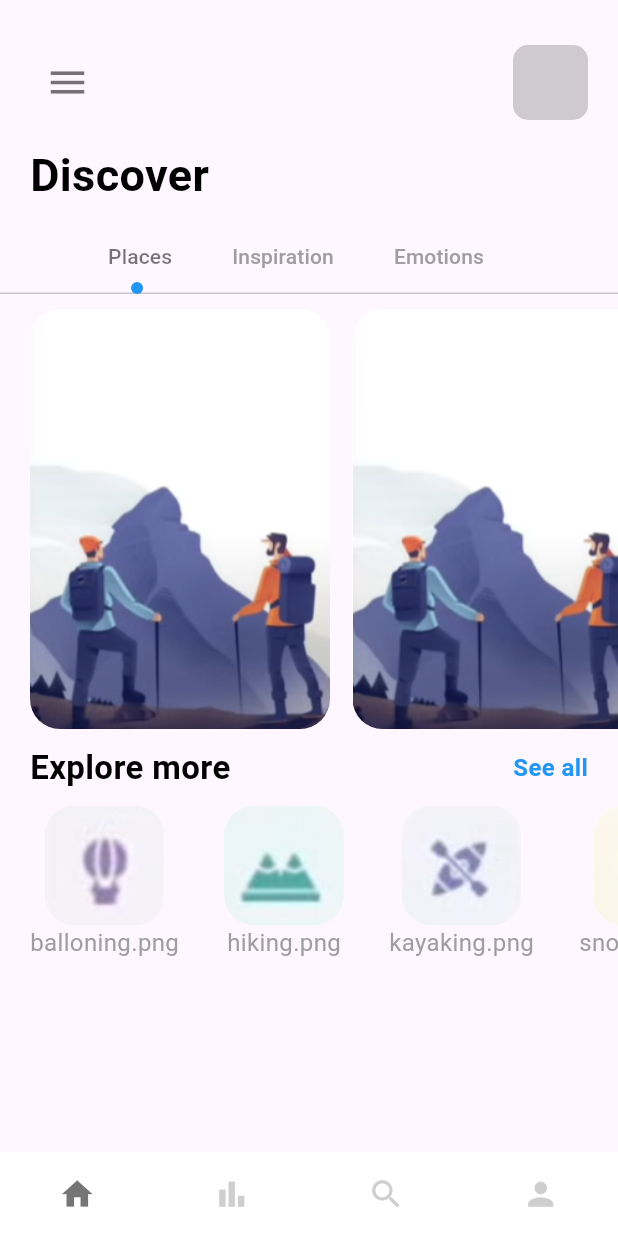
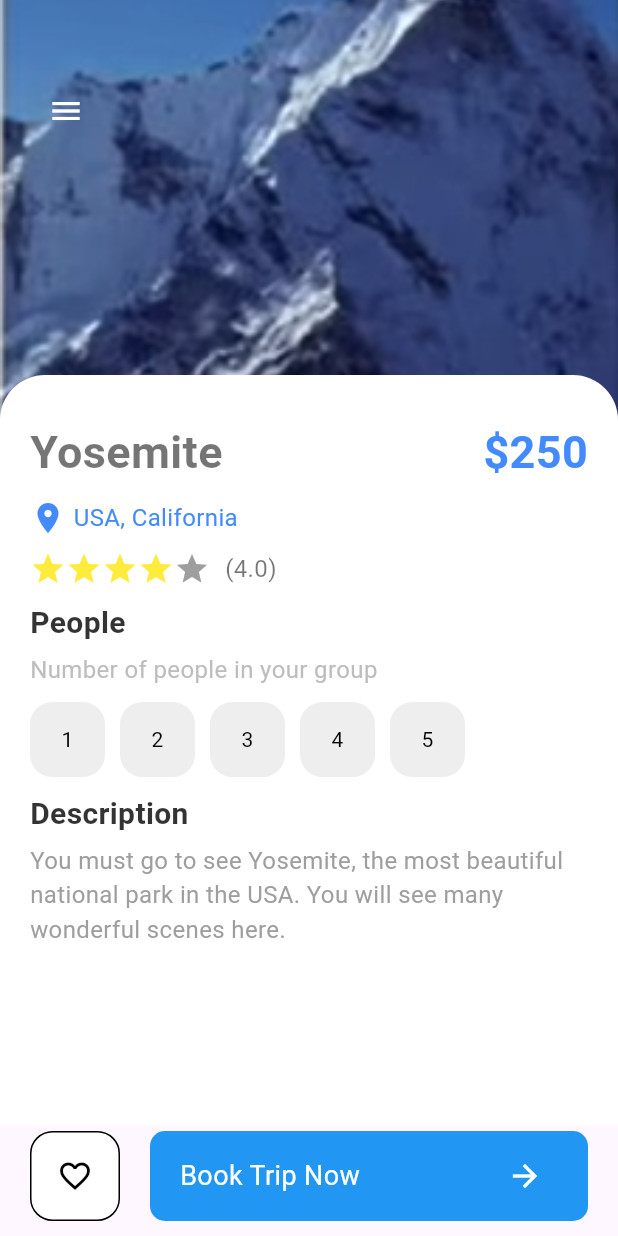
Before and after one commit to tanduong43/travelapp_flutter, a Flutter app: the screen it shows after launch, on a phone screen of 412 x 824 dp. Run offline on Flutter 3.47's test engine with Material 3 defaults, Android fonts, the phone set to English and light mode, and no system bars.

Commit message:
hoan thanh giao dien

```diff
--- a/lib/main.dart
+++ b/lib/main.dart
@@ -1,5 +1,6 @@
 import 'package:flutter/material.dart';
-import 'package:travelapp/view/navpages/home_page.dart';
+import 'package:travelapp/view/detail_page.dart';
+import 'package:travelapp/view/home_page.dart';
 import 'package:travelapp/view/navpages/main_page.dart';
 import 'package:travelapp/view/welcome_page.dart';
 
@@ -13,7 +14,7 @@ class MainApp extends StatelessWidget {
   @override
   Widget build(BuildContext context) {
     return const MaterialApp(
-      home: MainPage(),
+      home: DetailPage(),
       debugShowCheckedModeBanner: false,
     );
   }
--- /dev/null
+++ b/lib/view/detail_page.dart
@@ -0,0 +1,196 @@
+import 'package:flutter/cupertino.dart';
+import 'package:flutter/material.dart';
+import 'package:travelapp/widgets/app_buttons.dart';
+import 'package:travelapp/widgets/app_large_text.dart';
+import 'package:travelapp/widgets/app_text.dart';
+import 'package:travelapp/widgets/responsive_button.dart';
+
+class DetailPage extends StatefulWidget {
+  const DetailPage({super.key});
+
+  @override
+  State<DetailPage> createState() => _DetailPageState();
+}
+
+class _DetailPageState extends State<DetailPage> {
+  int gottenStars = 4;
+  int selectedIndex = -1;
+  @override
+  Widget build(BuildContext context) {
+    return Scaffold(
+      body: Container(
+        width: double.maxFinite,
+        height: double.maxFinite,
+        child: Stack(
+          children: [
+            Positioned(
+              left: 0,
+              right: 0,
+              child: Container(
+                width: double.maxFinite,
+                height: 350,
+                decoration: BoxDecoration(
+                  image: DecorationImage(
+                    image: AssetImage("assets/images/mountain.png"),
+                    fit: BoxFit.cover,
+                  ),
+                ),
+              ),
+            ),
+
+            Positioned(
+              left: 20,
+              top: 50,
+              child: Row(
+                children: [
+                  IconButton(
+                    onPressed: () {},
+                    icon: Icon(Icons.menu, color: Colors.white),
+                  ),
+                ],
+              ),
+            ),
+            Positioned(
+              top: 250,
+              child: Container(
+                padding: EdgeInsets.only(top: 30, left: 20, right: 20),
+                height: 500,
+                width:
+                    MediaQuery.of(context)
+                        .size
+                        .width, //được dùng để lấy chiều rộng (width) của toàn bộ màn hình thiết bị
+                decoration: BoxDecoration(
+                  color: Colors.white,
+                  borderRadius: BorderRadius.only(
+                    topLeft: Radius.circular(30),
+                    topRight: Radius.circular(30),
+                  ),
+                ),
+                child: Column(
+                  crossAxisAlignment: CrossAxisAlignment.start,
+
+                  children: [
+                    Row(
+                      mainAxisAlignment: MainAxisAlignment.spaceBetween,
+                      children: [
+                        AppLargeText(text: "Yosemite", color: Colors.black54),
+                        AppLargeText(text: "\$250", color: Colors.blueAccent),
+                      ],
+                    ),
+                    SizedBox(height: 10),
+                    Row(
+                      children: [
+                        Icon(Icons.location_on, color: Colors.blueAccent),
+                        SizedBox(width: 5),
+                        AppText(
+                          text: "USA, California",
+                          color: Colors.blueAccent,
+                        ),
+                      ],
+                    ),
+                    SizedBox(height: 10),
+                    Row(
+                      children: [
+                        Wrap(
+                          //Wrap theo ngang hoặc dọc, tự động xuống dòng/cột khi hết chỗ
+                          children: List.generate(5, (index) {
+                            //index 0 1 2 3 4
+                            return Icon(
+                              Icons.star,
+                              color:
+                                  index < gottenStars
+                                      ? Colors.yellow
+                                      : Colors.grey,
+                            );
+                          }),
+                        ),
+                        SizedBox(width: 10),
+                        AppText(text: "(4.0)", color: Colors.black54),
+                      ],
+                    ),
+
+                    SizedBox(height: 10),
+                    AppLargeText(
+                      text: "People",
+                      color: Colors.black.withOpacity(0.8),
+                      size: 20,
+                    ),
+                    SizedBox(height: 5),
+                    AppText(
+                      text: "Number of people in your group",
+                      color: Colors.grey.shade400,
+                    ),
+                    SizedBox(height: 10),
+                    Wrap(
+                      children: List.generate(5, (index) {
+                        return InkWell(
+                          onTap: () {
+                            setState(() {
+                              selectedIndex = index;
+                            });
+                          },
+                          child: Container(
+                            margin: EdgeInsets.only(right: 10),
+                            child: AppButtons(
+                              text: (index + 1).toString(),
+                              isIcon: false,
+                              size: 50,
+                              color:
+                                  selectedIndex == index
+                                      ? Colors.white
+                                      : Colors.black,
+                              backgroundColor:
+                                  selectedIndex == index
+                                      ? Colors.black
+                                      : Colors.grey.shade200,
+                              borderColor:
+                                  selectedIndex == index
+                                      ? Colors.black
+                                      : Colors.grey.shade200,
+                            ),
+                          ),
+                        );
+                      }),
+                    ),
+                    SizedBox(height: 10),
+                    AppLargeText(
+                      text: "Description",
+                      color: Colors.black.withOpacity(0.8),
+                      size: 20,
+                    ),
+                    SizedBox(height: 5),
+                    AppText(
+                      text:
+                          "You must go to see Yosemite, the most beautiful national park in the USA. You will see many wonderful scenes here.",
+                      color: Colors.grey,
+                    ),
+                  ],
+                ),
+              ),
+            ),
+            Positioned(
+              bottom: 10,
+              left: 20,
+              right: 20,
+              child: Row(
+                mainAxisAlignment: MainAxisAlignment.spaceBetween,
+                children: [
+                  AppButtons(
+                    size: 60,
+                    icon: Icons.favorite_border,
+                    isIcon: true,
+                    color: Colors.black,
+                    backgroundColor: Colors.white,
+                    borderColor: Colors.black,
+                  ),
+                  SizedBox(width: 20),
+                  ResponsiveButton(isReponsive: true),
+                ],
+              ),
+            ),
+          ],
+        ),
+      ),
+    );
+  }
+}
--- a/lib/view/navpages/home_page.dart
+++ b/lib/view/home_page.dart
@@ -11,7 +11,8 @@ class HomePage extends StatefulWidget {
 }
 
 class _HomePageState extends State<HomePage> with TickerProviderStateMixin {
-  //Trong Dart, từ khóa with dùng để “trộn” (mix) thêm các tính năng hoặc phương thức của một lớp khác vào lớp hiện tại.
+  //Trong Dart, từ khóa with dùng để “trộn” (mix) thêm các tính năng hoặc phương thức
+  // của một lớp khác vào lớp hiện tại.
   //TickerProviderStateMixin cung cấp cho class của bạn khả năng:
   // Tạo ra Ticker, thứ dùng để cung cấp nhịp cho animation.
   // Giúp bạn có thể viết vsync: this trong AnimationController.
@@ -161,6 +162,7 @@ class _HomePageState extends State<HomePage> with TickerProviderStateMixin {
       ),
     );
   }
+
 }
 
 class CircleTabIndicator extends Decoration {
@@ -171,27 +173,37 @@ class CircleTabIndicator extends Decoration {
 
   @override
   BoxPainter createBoxPainter([VoidCallback? onChanged]) {
+    //onChanged dùng để thông báo khi indicator cần được vẽ lại (ít khi dùng ở đây).
     // TODO: implement createBoxPainter
     return _CirclePainter(color: color, radius: radius);
   }
 }
 
 class _CirclePainter extends BoxPainter {
+  //BoxPainter không phải là widget trực tiếp mà là một công cụ vẽ,
+  //hoạt động thông qua Canvas để thao tác với các hình vẽ trên màn hình.
   final Color color;
-  double radius;
+  double radius;//bán kính chấm tròn
 
   _CirclePainter({required this.color, required this.radius});
 
   @override
   void paint(Canvas canvas, Offset offset, ImageConfiguration configuration) {
-    Paint _paint = Paint();
+    Paint _paint = Paint();//Paint dùng để xác định cách vẽ (màu, độ mịn, kiểu stroke...).
     _paint.color = color;
-    _paint.isAntiAlias = true;
-    final Offset circleOffset = Offset(
+    _paint.isAntiAlias = true;//giúp viền tròn được mịn, không răng cưa.
+    final Offset circleOffset = Offset( //tính toán vị trí vẽ
       configuration.size!.width / 2 - radius / 2,
       configuration.size!.height - radius,
     );
-
+    //configuration.size là kích thước của tab hiện tại.
+    // width / 2 → căn giữa theo chiều ngang.
+    // height - radius → đặt chấm ngay dưới cùng của tab.
+    // Tạo Offset để chỉ định vị trí của chấm tròn trên canvas.
     canvas.drawCircle(offset + circleOffset, radius, _paint);
+    //offset là vị trí bắt đầu của vùng tab hiện tại.
+    // circleOffset là vị trí tương đối bên trong tab.
+    // offset + circleOffset là vị trí chính xác để vẽ.
+    // drawCircle() vẽ một hình tròn tại vị trí đó.
   }
 }
--- a/lib/view/navpages/main_page.dart
+++ b/lib/view/navpages/main_page.dart
@@ -3,7 +3,7 @@ import 'package:flutter/material.dart';
 import 'package:travelapp/view/navpages/search_page.dart';
 
 import 'bar_item_page.dart';
-import 'home_page.dart';
+import '../home_page.dart';
 import 'my_page.dart';
 
 class MainPage extends StatefulWidget{
--- /dev/null
+++ b/lib/widgets/app_buttons.dart
@@ -0,0 +1,39 @@
+import 'package:flutter/material.dart';
+
+class AppButtons extends StatelessWidget {
+  final Color color;
+  final Color backgroundColor;
+  final Color borderColor;
+  IconData? icon;
+  String? text;
+  double size;
+  bool isIcon;
+
+  AppButtons({
+    super.key,
+    this.icon,
+    this.text,
+    required this.size,
+    this.isIcon = false,
+    required this.color,
+    required this.backgroundColor,
+    required this.borderColor,
+  });
+
+  @override
+  Widget build(BuildContext context) {
+    return Container(
+      width: size,
+      height: size,
+      decoration: BoxDecoration(
+        border: Border.all(color: borderColor, width: 1.0),
+        borderRadius: BorderRadius.circular(15),
+        color: backgroundColor,
+      ),
+      child:
+          isIcon == false
+              ? Center(child: Text(text!, style: TextStyle(color: color)))
+              : Center(child: Icon(icon, color: color)),
+    );
+  }
+}
--- a/lib/widgets/responsive_button.dart
+++ b/lib/widgets/responsive_button.dart
@@ -5,22 +5,41 @@ class ResponsiveButton extends StatelessWidget {
   bool? isReponsive;
   double? width;
 
-  ResponsiveButton({super.key, this.isReponsive = false, this.width});
+  ResponsiveButton({super.key, this.isReponsive = false, this.width = 120});
 
   @override
   Widget build(BuildContext context) {
-    return Container(
-      width: width,
+    return Flexible(
+      child: Container(
+        width: isReponsive == true ? double.maxFinite : width,
         height: 60,
         decoration: BoxDecoration(
           borderRadius: BorderRadius.circular(10),
           color: Colors.blue,
         ),
         child: Row(
-        mainAxisAlignment: MainAxisAlignment.center,
-        children: [Icon(Icons.nat_outlined)],
+          mainAxisAlignment:
+              isReponsive == true
+                  ? MainAxisAlignment.spaceBetween
+                  : MainAxisAlignment.center,
+
+          children: [
+            isReponsive == true
+                ? Container(
+                  margin: const EdgeInsets.only(left: 20),
+                  child: Text(
+                    "Book Trip Now",
+                    style: TextStyle(color: Colors.white, fontSize: 18),
                   ),
-
+                )
+                : Container(),
+            Container(
+              margin: EdgeInsets.only(right: isReponsive == true ? 30 : 0),
+              child: Icon(Icons.arrow_forward, color: Colors.white),
+            ),
+          ],
+        ),
+      ),
     );
   }
 }
```
Also changed, not shown: assets/images/arrow.png (added), assets/images/mountain.png (added). Lines whose indentation alone changed are shown as unchanged.
